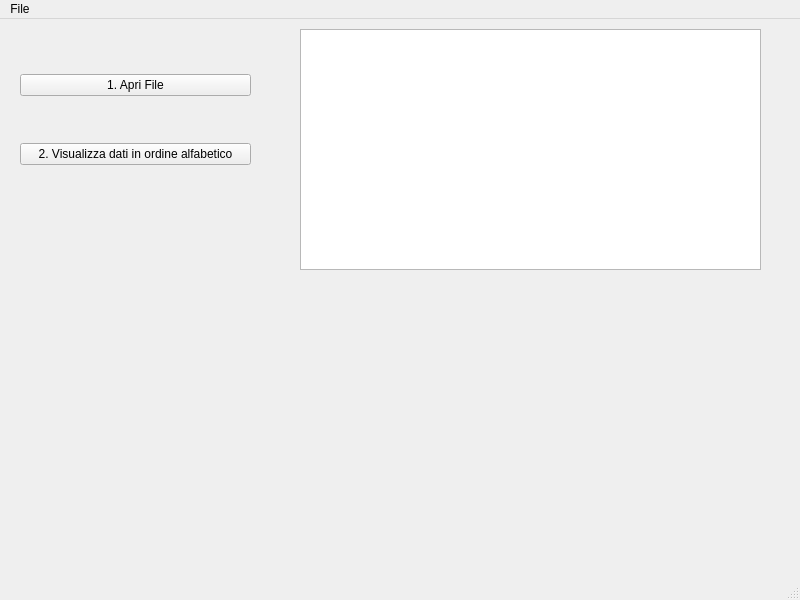
Qt form mainwindow.ui (ABBranca/qtOlympiads) before a commit.
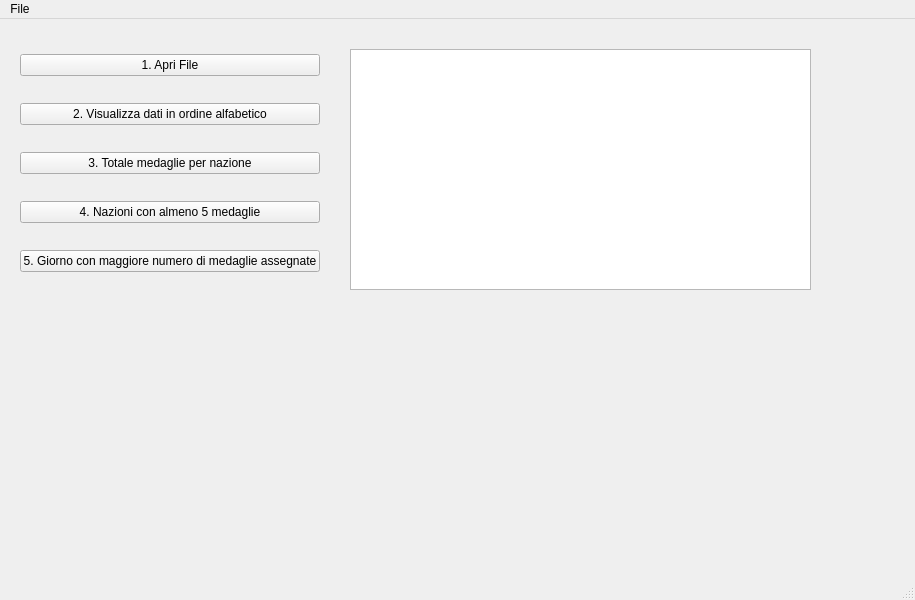
The same form after that commit.

```diff
--- a/mainwindow.ui
+++ b/mainwindow.ui
@@ -6,7 +6,7 @@
    <rect>
     <x>0</x>
     <y>0</y>
-    <width>800</width>
+    <width>915</width>
     <height>600</height>
    </rect>
   </property>
@@ -19,8 +19,8 @@
      <rect>
       <x>20</x>
       <y>10</y>
-      <width>231</width>
-      <height>181</height>
+      <width>300</width>
+      <height>271</height>
      </rect>
     </property>
     <layout class="QVBoxLayout" name="verticalLayout">
@@ -41,13 +41,34 @@
        </property>
       </widget>
      </item>
+     <item>
+      <widget class="QPushButton" name="pushButton_3">
+       <property name="text">
+        <string>3. Totale medaglie per nazione</string>
+       </property>
+      </widget>
+     </item>
+     <item>
+      <widget class="QPushButton" name="pushButton_4">
+       <property name="text">
+        <string>4. Nazioni con almeno 5 medaglie</string>
+       </property>
+      </widget>
+     </item>
+     <item>
+      <widget class="QPushButton" name="pushButton_5">
+       <property name="text">
+        <string>5. Giorno con maggiore numero di medaglie assegnate</string>
+       </property>
+      </widget>
+     </item>
     </layout>
    </widget>
    <widget class="QTextBrowser" name="textOutput">
     <property name="geometry">
      <rect>
-      <x>300</x>
-      <y>10</y>
+      <x>350</x>
+      <y>30</y>
       <width>461</width>
       <height>241</height>
      </rect>
@@ -59,7 +80,7 @@
     <rect>
      <x>0</x>
      <y>0</y>
-     <width>800</width>
+     <width>915</width>
      <height>21</height>
     </rect>
    </property>
```
